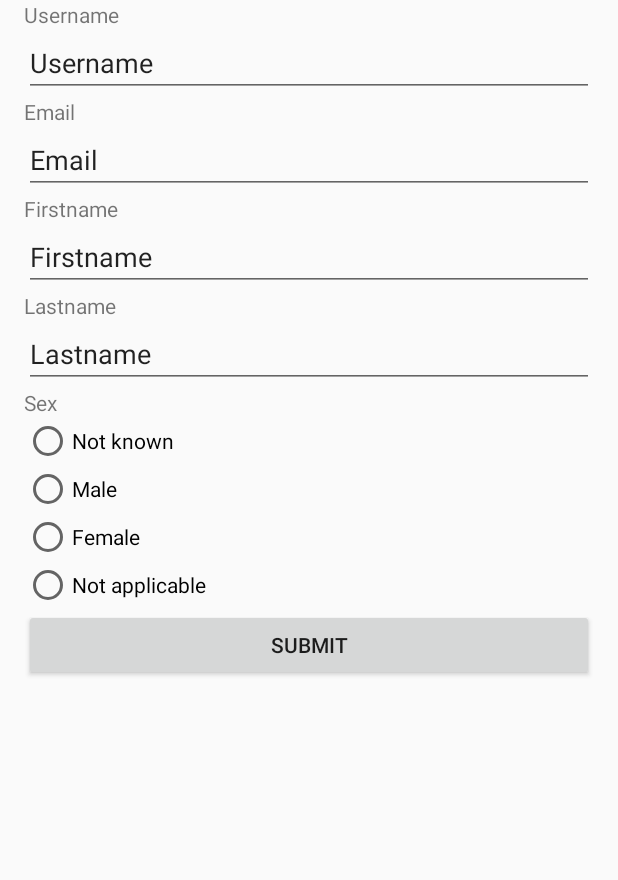
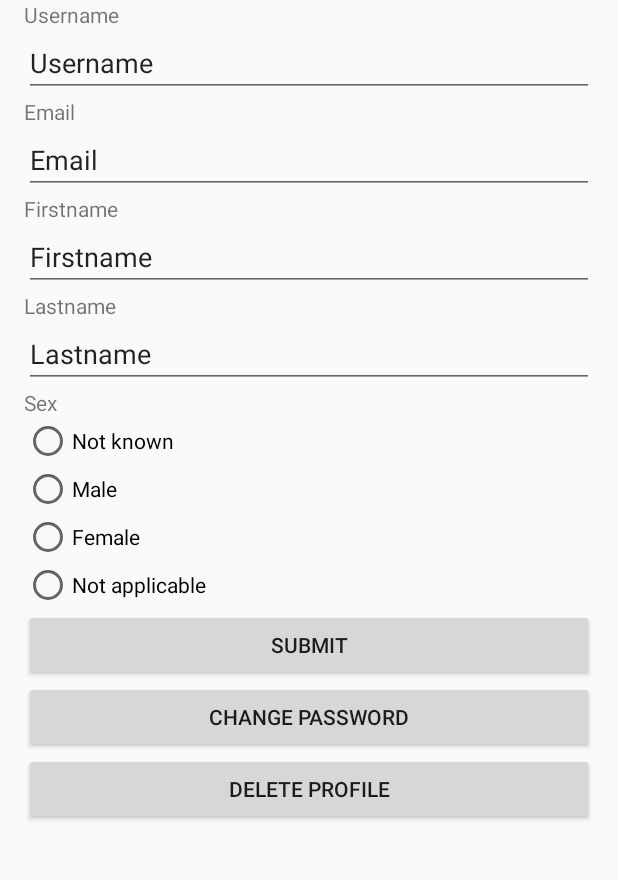
Before and after one commit to JuliaAbramenko/track_your_stress, an Android app: the fragment ProfileFragment placed in its activity, on a phone screen of 412 x 824 dp, the part 84-964 px from its top. Run offline under Robolectric (Android 15) with nearby library versions, the phone set to English and light mode, and no system bars; our stand-ins replace Volley; network calls fail.

```diff
--- a/app/src/main/java/com/example/trackyourstress_ba/fragments/ProfileFragment.kt
+++ b/app/src/main/java/com/example/trackyourstress_ba/fragments/ProfileFragment.kt
@@ -25,6 +25,8 @@ class ProfileFragment: Fragment(){
     lateinit var edit_lastname : EditText
     lateinit var sex_radio_group : RadioGroup
     lateinit var submit_button : Button
+    lateinit var change_password_button : Button
+    lateinit var delete_profile_button : Button
     lateinit var profileUtils: ProfileUtils
 
 
@@ -42,6 +44,8 @@ class ProfileFragment: Fragment(){
         edit_lastname = view!!.findViewById(R.id.edit_lastname)
         sex_radio_group = view!!.findViewById(R.id.sex_radio_group)
         submit_button = view!!.findViewById(R.id.submit_button_update_profile)
+        change_password_button = view!!.findViewById(R.id.button_change_password)
+        delete_profile_button = view!!.findViewById(R.id.button_delete_profile)
 
         submit_button.setOnClickListener {
                 profileUtils.updateProfile(
@@ -51,6 +55,11 @@ class ProfileFragment: Fragment(){
                     this
                 )
             Toast.makeText(context, "updated profile", Toast.LENGTH_LONG).show()
+        }
+
+        change_password_button.setOnClickListener {
+            //profileUtils.updataPassword( )
+            //TODO dialog window with 'are you sure?', 'New password, confirm new password'..
         }
 
 
--- a/app/src/main/res/layout/fragment_profile.xml
+++ b/app/src/main/res/layout/fragment_profile.xml
@@ -105,4 +105,20 @@
 
     </Button>
 
+    <Button
+        android:id="@+id/button_change_password"
+        android:layout_width="match_parent"
+        android:layout_height="wrap_content"
+        android:text="@string/change_password">
+
+    </Button>
+
+    <Button
+        android:id="@+id/button_delete_profile"
+        android:layout_width="match_parent"
+        android:layout_height="wrap_content"
+        android:text="@string/delete_profile">
+
+    </Button>
+
 </LinearLayout>
--- a/app/src/main/res/values/strings.xml
+++ b/app/src/main/res/values/strings.xml
@@ -32,4 +32,11 @@
     <string name="not_known">Not known</string>
     <string name="not_applicable">Not applicable</string>
     <string name="submit">Submit</string>
+    <string name="change_password">Change password</string>
+    <string name="delete_profile">Delete profile</string>
+    <string name="turn_on_all_notifcations">Turn on all notifcations</string>
+    <string name="turn_on_daily_notifications">Turn on daily notifications</string>
+    <string name="turn_on_weekly_notifications">Turn on weekly notifications</string>
+    <string name="manage_notifications">Manage notifications</string>
+    <string name="turn_on_monthly_notifcations">Turn on monthly notifcations</string>
 </resources>
```
Also changed, not shown: app/src/main/res/layout/fragment_notifications.xml (+37 -3 lines).
